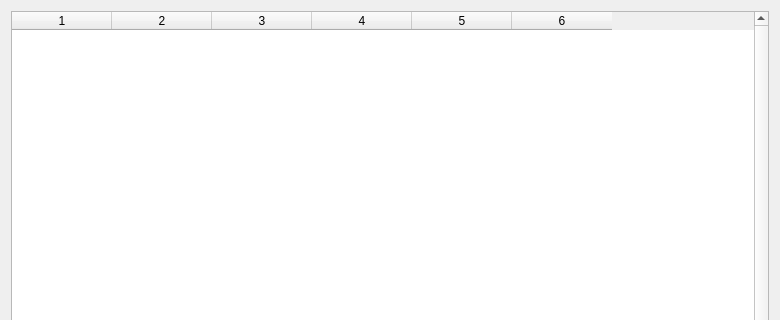
Before: the Qt Designer form source/ui/resources/flightslistwindow.ui in Vatsinator/vatsinator-legacy, drawn with Qt 5; both pictures show x 0 to 780 and y 0 to 320 of the 780 by 500 pixel window.
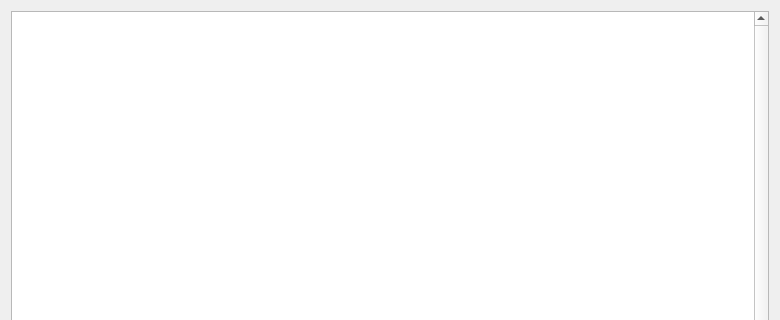
After: the same form once the commit is applied. Icons and pictures are not drawn.

Commit message: Data model changes. - As for VatsimDataHandler, AirportObject and Fir: no more vectors - changed to TableModels; - TableModels are: AirportTableModel, ControllerTableModel, FlightTableModel; - TableWidgets changed to TableViews (AirportDetailsWindow, FirDetailsWindow, FlightsListWindow); - planes icons are now loaded from "pixmaps" directory; - DetailsButton and ShowPilotButton removed, added ClientDetailsButton instead; - as for Windows: showWindow() methods renamed just to show(); - planes pixmaps renewed.

```diff
--- a/source/ui/resources/flightslistwindow.ui
+++ b/source/ui/resources/flightslistwindow.ui
@@ -19,7 +19,7 @@
   </property>
   <layout class="QGridLayout" name="gridLayout">
    <item row="0" column="0">
-    <widget class="QTableWidget" name="FlightsTable">
+    <widget class="QTableView" name="FlightsTable">
      <property name="verticalScrollBarPolicy">
       <enum>Qt::ScrollBarAlwaysOn</enum>
      </property>
@@ -53,18 +53,15 @@
      <property name="wordWrap">
       <bool>false</bool>
      </property>
-     <property name="columnCount">
-      <number>6</number>
-     </property>
      <attribute name="verticalHeaderVisible">
       <bool>false</bool>
      </attribute>
-     <column/>
-     <column/>
-     <column/>
-     <column/>
-     <column/>
-     <column/>
+     <attribute name="verticalHeaderDefaultSectionSize">
+      <number>20</number>
+     </attribute>
+     <attribute name="verticalHeaderMinimumSectionSize">
+      <number>20</number>
+     </attribute>
     </widget>
    </item>
   </layout>
```
Left out of the diff: 2 changed lines with no effect on the pictures. The commit also changes 59 other files.
